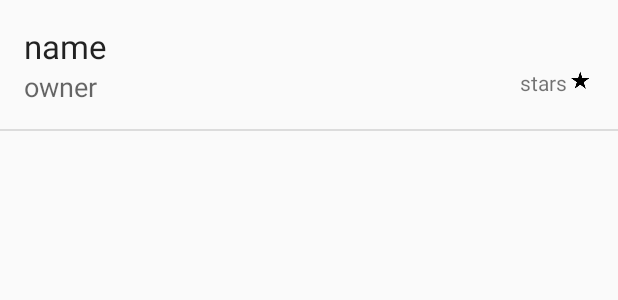
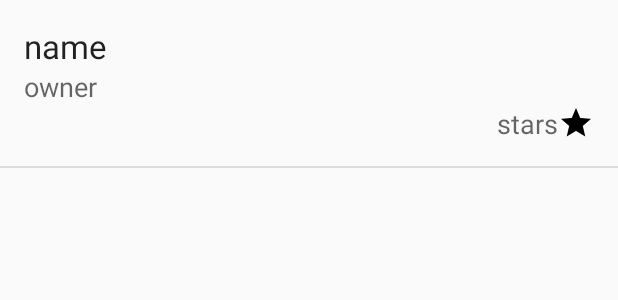
Before and after one commit to srsudar/GithubHotness, an Android app: the layout repo_view.xml on its own in the app's theme, with its tools: preview values and no code run, on a phone screen of 412 x 824 dp. Shown: the top 300 px of the screen. Run offline under Robolectric (Android 15) with nearby library versions, the phone set to English and light mode, and no system bars.

Commit message:
More colors, more styling

```diff
--- a/app/src/main/java/org/cse390/githubhotness/ui/view/RepoListView.java
+++ b/app/src/main/java/org/cse390/githubhotness/ui/view/RepoListView.java
@@ -67,7 +67,7 @@ public class RepoListView extends LinearLayout implements
     ButterKnife.bind(this);
     setupViewComponent(context);
 
-    refreshLayout.setColorSchemeColors(
+    refreshLayout.setColorSchemeResources(
         R.color.refresh_progress_1,
         R.color.refresh_progress_2,
         R.color.refresh_progress_3);
--- a/app/src/main/res/layout/repo_view.xml
+++ b/app/src/main/res/layout/repo_view.xml
@@ -29,31 +29,36 @@
         android:layout_width="match_parent"
         android:layout_height="wrap_content"/>
 
-      <LinearLayout
-          android:layout_width="match_parent"
-          android:layout_height="wrap_content">
-
         <TextView
             android:id="@+id/repo_description"
             android:text="owner"
-            android:layout_width="0dp"
+            android:layout_width="match_parent"
             android:textAppearance="?android:textAppearanceMedium"
             android:layout_height="wrap_content"
             android:layout_weight="100"/>
 
+        <LinearLayout
+                android:gravity="right"
+                android:orientation="horizontal"
+                android:layout_width="match_parent"
+                android:layout_height="wrap_content">
+
         <TextView
             android:id="@+id/repo_stars"
             android:text="stars"
-            android:layout_gravity="end"
+            android:textAppearance="?android:textAppearanceMedium"
+            android:layout_gravity="right"
             android:layout_width="wrap_content"
             android:layout_height="wrap_content"/>
 
         <ImageView
-            android:src="@drawable/ic_star_rate_black_18dp"
+            android:src="@drawable/ic_star_black_24dp"
+            android:layout_gravity="center_vertical"
             android:layout_width="wrap_content"
             android:layout_height="wrap_content"/>
 
-      </LinearLayout>
+          </LinearLayout>
+
 
     </LinearLayout>
 
--- a/app/src/main/res/values/colors.xml
+++ b/app/src/main/res/values/colors.xml
@@ -9,8 +9,8 @@
   <color name="colorTextIcons">#FFFFFF</color>
   <color name="colorDivider">#BDBDBD</color>
 
-  <color name="refresh_progress_1">@color/colorAccent</color>
-  <color name="refresh_progress_2">@color/colorPrimaryLight</color>
-  <color name="refresh_progress_3">@color/colorPrimary</color>
+  <color name="refresh_progress_1">@color/colorPrimary</color>
+  <color name="refresh_progress_2">@color/colorAccent</color>
+  <color name="refresh_progress_3">@color/colorPrimaryLight</color>
 
 </resources>
```
Also changed, not shown: app/src/main/res/drawable-hdpi/ic_star_black_24dp.png (added), app/src/main/res/drawable-hdpi/ic_star_black_36dp.png (added), app/src/main/res/drawable-hdpi/ic_star_black_48dp.png (added), app/src/main/res/drawable-mdpi/ic_star_black_24dp.png (added), app/src/main/res/drawable-mdpi/ic_star_black_36dp.png (added), app/src/main/res/drawable-mdpi/ic_star_black_48dp.png (added), app/src/main/res/drawable-xhdpi/ic_star_black_24dp.png (added), app/src/main/res/drawable-xhdpi/ic_star_black_36dp.png (added), app/src/main/res/drawable-xhdpi/ic_star_black_48dp.png (added), app/src/main/res/drawable-xxhdpi/ic_star_black_24dp.png (added), app/src/main/res/drawable-xxhdpi/ic_star_black_36dp.png (added), app/src/main/res/drawable-xxhdpi/ic_star_black_48dp.png (added), app/src/main/res/drawable-xxxhdpi/ic_star_black_24dp.png (added), app/src/main/res/drawable-xxxhdpi/ic_star_black_36dp.png (added), 1 more files.
